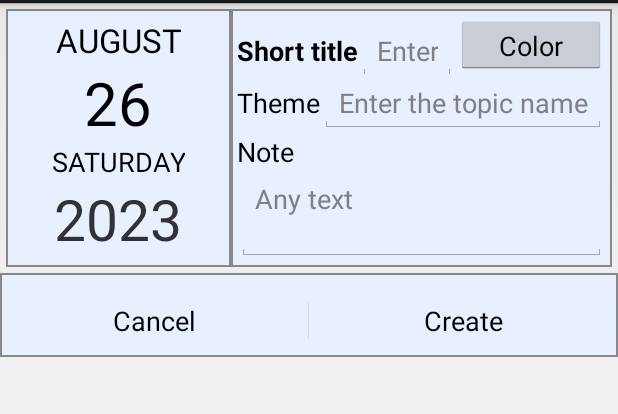
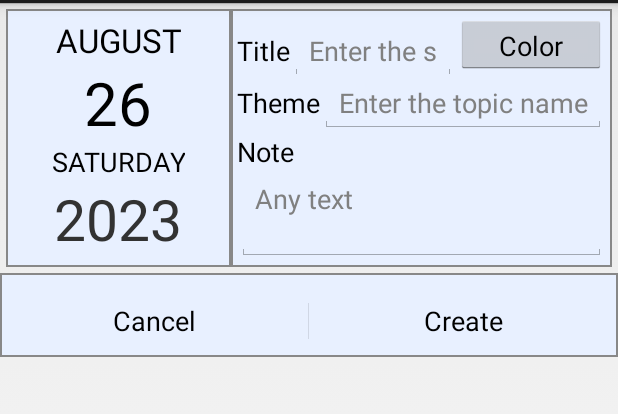
Before and after one commit to drstranges/SJournal, an Android app: the fragment ClassAUDDialog shown on its own in the app's theme, on a phone screen of 412 x 824 dp, the part 69-483 px from its top. Run offline under Robolectric (Android 15) with nearby library versions, the light colour scheme and no system bars; 5 statements that could not run were skipped.

Commit message:
[BLANK] Make Abbr field optional

```diff
--- a/app/src/main/java/com/drprog/sjournal/blank/Blank.java
+++ b/app/src/main/java/com/drprog/sjournal/blank/Blank.java
@@ -472,7 +472,9 @@ public class Blank {
                 TextView classView = new TextView(mainContext);
                 switch (iPref) {
                     case 0:
-                        str = studyClass.getAbbr() + "\n" + formatDate(studyClass.getDate());
+                        str = studyClass.getAbbr();
+                        if (!str.isEmpty()) str += "\n";
+                        str += formatDate(studyClass.getDate());
                         break;
                     case 1:
                         str = studyClass.getAbbr();
--- a/app/src/main/res/layout/dialog_class.xml
+++ b/app/src/main/res/layout/dialog_class.xml
@@ -92,8 +92,7 @@
                     android:layout_width="wrap_content"
                     android:layout_height="wrap_content"
                     android:textAppearance="?android:attr/textAppearanceMedium"
-                    android:text="@string/theme_abbr"
-                    android:textStyle="bold"/>
+                    android:text="@string/theme_abbr"/>
 
                 <EditText
                     android:layout_width="0dp"
--- a/app/src/main/res/values/strings.xml
+++ b/app/src/main/res/values/strings.xml
@@ -101,7 +101,7 @@
 
     <string name="menu_student">Students</string>
     <string name="dialog_student_select_title">Choice a Student…</string>
-    <string name="theme_abbr">Short title</string>
+    <string name="theme_abbr">Title</string>
     <string name="theme_abbr_hint">Enter the short title of class</string>
     <string name="theme">Theme</string>
     <string name="theme_hint">Enter the topic name</string>
```
Also changed, not shown: 3 other files.
